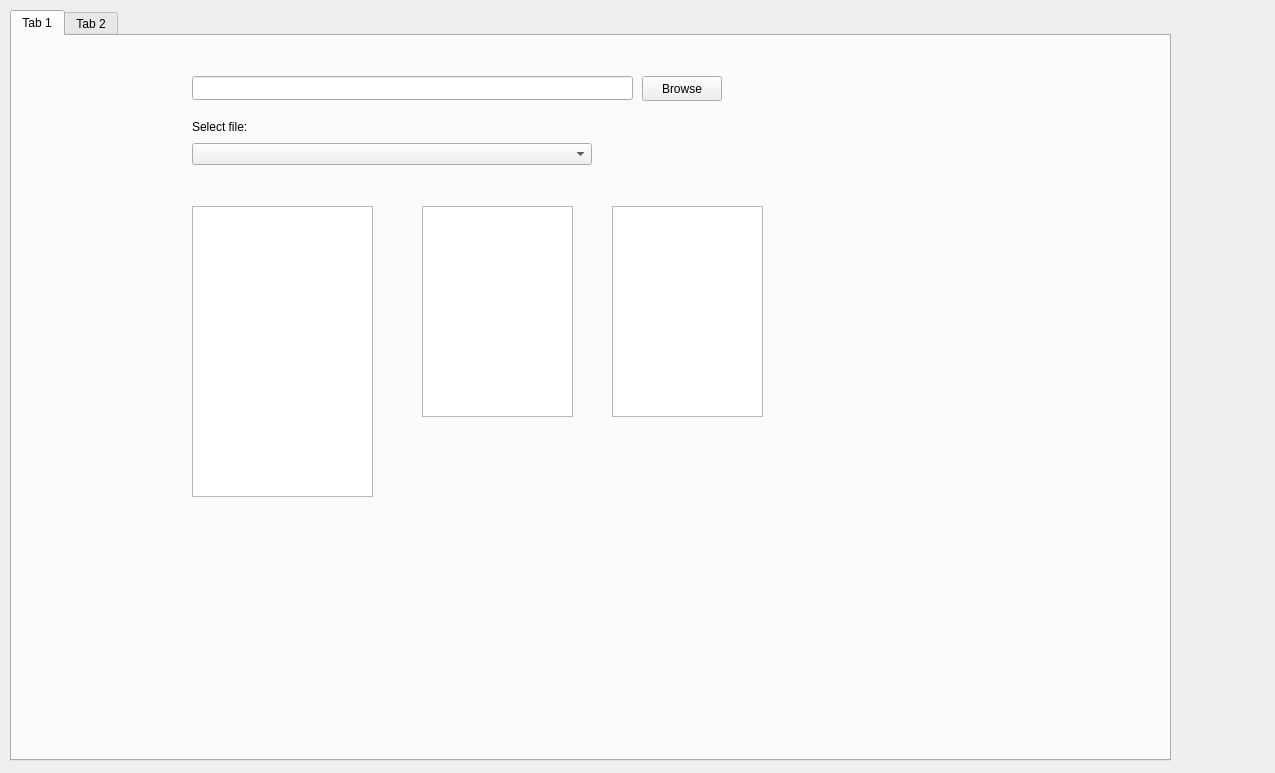
Qt form Trial_UI_V2.ui (AjeyDikshit/ExpertSystem) before a commit.
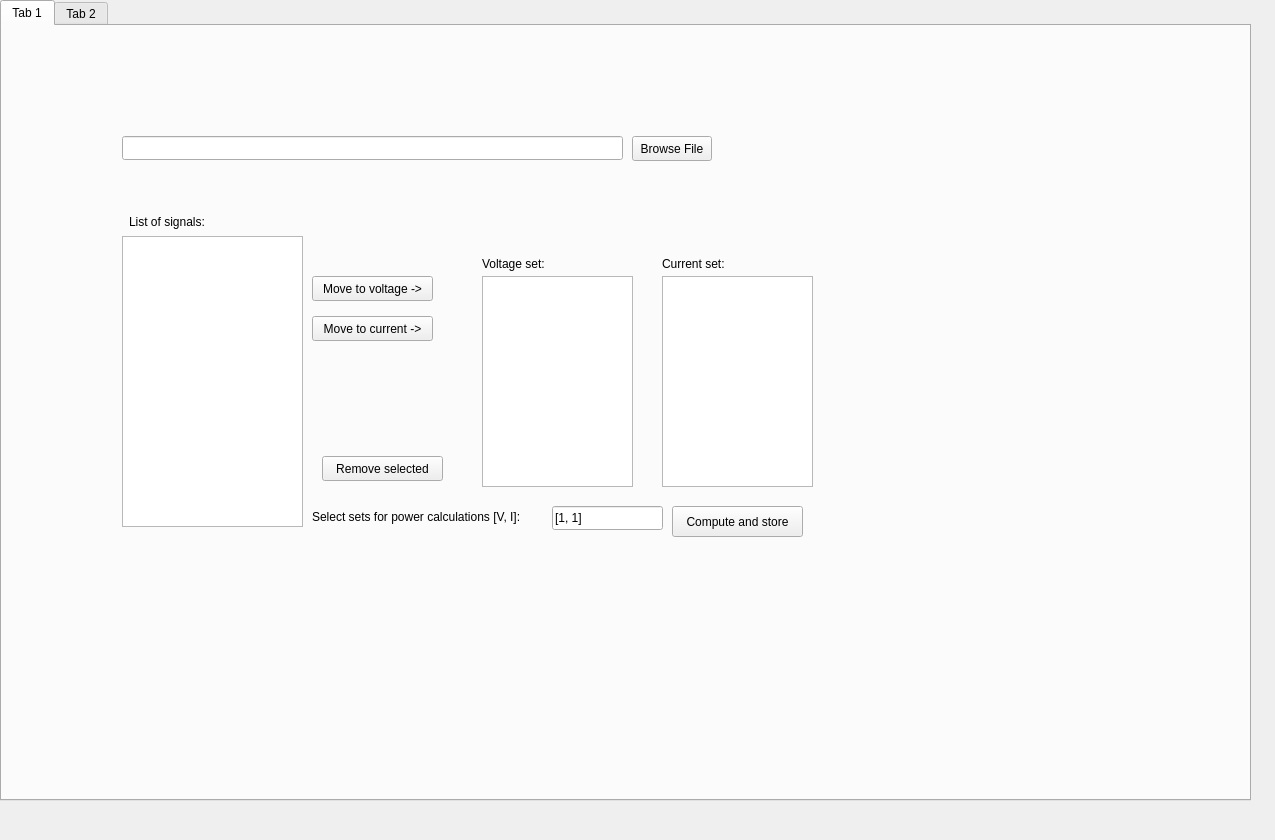
The same form after that commit. Icons and pictures are not drawn. Custom widgets are drawn as their Qt base class.

Commit message: Most of tab-1 features implemented, some small changes need to made

Diff of the .ui file:
```diff
--- a/Trial_UI_V2.ui
+++ b/Trial_UI_V2.ui
@@ -7,7 +7,7 @@
     <x>0</x>
     <y>0</y>
     <width>1275</width>
-    <height>773</height>
+    <height>840</height>
    </rect>
   </property>
   <property name="windowTitle">
@@ -17,10 +17,10 @@
    <widget class="QTabWidget" name="tabWidget">
     <property name="geometry">
      <rect>
-      <x>10</x>
-      <y>10</y>
-      <width>1161</width>
-      <height>751</height>
+      <x>0</x>
+      <y>0</y>
+      <width>1251</width>
+      <height>801</height>
      </rect>
     </property>
     <property name="currentIndex">
@@ -33,9 +33,9 @@
      <widget class="QLineEdit" name="folder_location">
       <property name="geometry">
        <rect>
-        <x>180</x>
-        <y>40</y>
-        <width>441</width>
+        <x>120</x>
+        <y>110</y>
+        <width>501</width>
         <height>24</height>
        </rect>
       </property>
@@ -44,86 +44,262 @@
       <property name="geometry">
        <rect>
         <x>630</x>
-        <y>40</y>
+        <y>110</y>
         <width>80</width>
         <height>25</height>
        </rect>
       </property>
       <property name="text">
-       <string>Browse</string>
+       <string>Browse File</string>
       </property>
      </widget>
-     <widget class="QWidget" name="layoutWidget_2">
+     <widget class="QListWidget" name="LW_attribute_list">
       <property name="geometry">
        <rect>
-        <x>180</x>
-        <y>80</y>
-        <width>402</width>
-        <height>49</height>
-       </rect>
-      </property>
-      <layout class="QVBoxLayout" name="verticalLayout_4">
-       <item>
-        <widget class="QLabel" name="label_5">
-         <property name="maximumSize">
-          <size>
-           <width>100</width>
-           <height>16777215</height>
-          </size>
-         </property>
-         <property name="text">
-          <string>Select file:</string>
-         </property>
-        </widget>
-       </item>
-       <item>
-        <widget class="QComboBox" name="list_of_files_2">
-         <property name="minimumSize">
-          <size>
-           <width>400</width>
-           <height>0</height>
-          </size>
-         </property>
-         <property name="maximumSize">
-          <size>
-           <width>400</width>
-           <height>16777215</height>
-          </size>
-         </property>
-        </widget>
-       </item>
-      </layout>
-     </widget>
-     <widget class="QListWidget" name="listWidget">
-      <property name="geometry">
-       <rect>
-        <x>180</x>
-        <y>170</y>
+        <x>120</x>
+        <y>210</y>
         <width>181</width>
         <height>291</height>
        </rect>
       </property>
      </widget>
-     <widget class="QListWidget" name="listWidget_2">
+     <widget class="DeselectableTreeView" name="LW_voltage_set">
       <property name="geometry">
        <rect>
-        <x>410</x>
-        <y>170</y>
+        <x>480</x>
+        <y>250</y>
         <width>151</width>
         <height>211</height>
        </rect>
       </property>
      </widget>
-     <widget class="QListWidget" name="listWidget_3">
+     <widget class="DeselectableTreeView" name="LW_current_set">
       <property name="geometry">
        <rect>
-        <x>600</x>
-        <y>170</y>
+        <x>660</x>
+        <y>250</y>
         <width>151</width>
         <height>211</height>
        </rect>
       </property>
      </widget>
+     <widget class="QLabel" name="label">
+      <property name="geometry">
+       <rect>
+        <x>127</x>
+        <y>188</y>
+        <width>101</width>
+        <height>16</height>
+       </rect>
+      </property>
+      <property name="text">
+       <string>List of signals:</string>
+      </property>
+     </widget>
+     <widget class="QLabel" name="label_2">
+      <property name="geometry">
+       <rect>
+        <x>480</x>
+        <y>230</y>
+        <width>81</width>
+        <height>16</height>
+       </rect>
+      </property>
+      <property name="toolTip">
+       <string notr="true" extracomment="The voltages will be grouped in groups of 3, so enter variables appropriately"/>
+      </property>
+      <property name="toolTipDuration">
+       <number>2000</number>
+      </property>
+      <property name="text">
+       <string>Voltage set:</string>
+      </property>
+     </widget>
+     <widget class="QLabel" name="label_3">
+      <property name="geometry">
+       <rect>
+        <x>660</x>
+        <y>230</y>
+        <width>81</width>
+        <height>16</height>
+       </rect>
+      </property>
+      <property name="toolTip">
+       <string notr="true" extracomment="The currents will be grouped in groups of 3, so enter variables appropriately"/>
+      </property>
+      <property name="toolTipDuration">
+       <number>2000</number>
+      </property>
+      <property name="text">
+       <string>Current set:</string>
+      </property>
+     </widget>
+     <widget class="QPushButton" name="PB_move_to_voltage">
+      <property name="geometry">
+       <rect>
+        <x>310</x>
+        <y>250</y>
+        <width>121</width>
+        <height>25</height>
+       </rect>
+      </property>
+      <property name="text">
+       <string>Move to voltage -&gt;</string>
+      </property>
+     </widget>
+     <widget class="QPushButton" name="PB_move_to_current">
+      <property name="geometry">
+       <rect>
+        <x>310</x>
+        <y>290</y>
+        <width>121</width>
+        <height>25</height>
+       </rect>
+      </property>
+      <property name="text">
+       <string>Move to current -&gt;</string>
+      </property>
+     </widget>
+     <widget class="QPushButton" name="PB_remove_entry">
+      <property name="geometry">
+       <rect>
+        <x>320</x>
+        <y>430</y>
+        <width>121</width>
+        <height>25</height>
+       </rect>
+      </property>
+      <property name="mouseTracking">
+       <bool>true</bool>
+      </property>
+      <property name="toolTip">
+       <string notr="true" extracomment="To remove selection, click inside the set on blank area."/>
+      </property>
+      <property name="toolTipDuration">
+       <number>10000</number>
+      </property>
+      <property name="text">
+       <string>Remove selected</string>
+      </property>
+      <property name="autoDefault">
+       <bool>true</bool>
+      </property>
+     </widget>
+     <widget class="QLabel" name="label_5">
+      <property name="geometry">
+       <rect>
+        <x>310</x>
+        <y>480</y>
+        <width>231</width>
+        <height>21</height>
+       </rect>
+      </property>
+      <property name="text">
+       <string>Select sets for power calculations [V, I]:</string>
+      </property>
+     </widget>
+     <widget class="QLabel" name="TT_set_selection">
+      <property name="geometry">
+       <rect>
+        <x>530</x>
+        <y>470</y>
+        <width>16</width>
+        <height>16</height>
+       </rect>
+      </property>
+      <property name="text">
+       <string/>
+      </property>
+      <property name="pixmap">
+       <pixmap>question.png</pixmap>
+      </property>
+      <property name="scaledContents">
+       <bool>true</bool>
+      </property>
+     </widget>
+     <widget class="QLabel" name="TT_voltage_set">
+      <property name="geometry">
+       <rect>
+        <x>552</x>
+        <y>230</y>
+        <width>16</width>
+        <height>16</height>
+       </rect>
+      </property>
+      <property name="text">
+       <string/>
+      </property>
+      <property name="pixmap">
+       <pixmap>question.png</pixmap>
+      </property>
+      <property name="scaledContents">
+       <bool>true</bool>
+      </property>
+     </widget>
+     <widget class="QLabel" name="TT_current_set">
+      <property name="geometry">
+       <rect>
+        <x>735</x>
+        <y>230</y>
+        <width>16</width>
+        <height>16</height>
+       </rect>
+      </property>
+      <property name="text">
+       <string/>
+      </property>
+      <property name="pixmap">
+       <pixmap>question.png</pixmap>
+      </property>
+      <property name="scaledContents">
+       <bool>true</bool>
+      </property>
+     </widget>
+     <widget class="QLabel" name="TT_remove_selection">
+      <property name="geometry">
+       <rect>
+        <x>440</x>
+        <y>420</y>
+        <width>16</width>
+        <height>16</height>
+       </rect>
+      </property>
+      <property name="text">
+       <string/>
+      </property>
+      <property name="pixmap">
+       <pixmap>question.png</pixmap>
+      </property>
+      <property name="scaledContents">
+       <bool>true</bool>
+      </property>
+     </widget>
+     <widget class="QLineEdit" name="LE_power_selection">
+      <property name="geometry">
+       <rect>
+        <x>550</x>
+        <y>480</y>
+        <width>111</width>
+        <height>24</height>
+       </rect>
+      </property>
+      <property name="text">
+       <string>[1, 1]</string>
+      </property>
+     </widget>
+     <widget class="QPushButton" name="PB_load_file">
+      <property name="geometry">
+       <rect>
+        <x>670</x>
+        <y>480</y>
+        <width>131</width>
+        <height>31</height>
+       </rect>
+      </property>
+      <property name="text">
+       <string>Compute and store</string>
+      </property>
+     </widget>
     </widget>
     <widget class="QWidget" name="tab_2">
      <attribute name="title">
@@ -800,6 +976,11 @@
    <header location="global">pyqtgraph</header>
    <container>1</container>
   </customwidget>
+  <customwidget>
+   <class>DeselectableTreeView</class>
+   <extends>QListWidget</extends>
+   <header>Trial_UI_V2</header>
+  </customwidget>
  </customwidgets>
  <resources/>
  <connections/>
```
Left out of the diff: 10 changed lines with no effect on the pictures. The commit also changes 4 other files.
